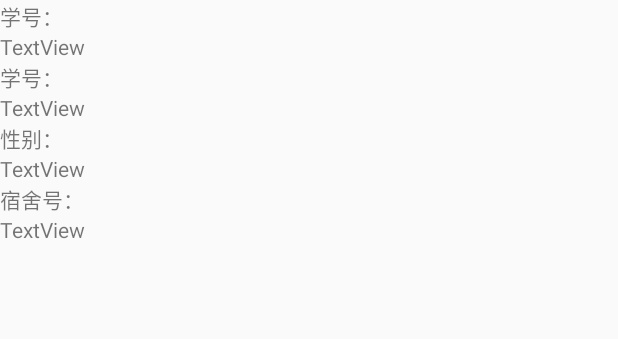
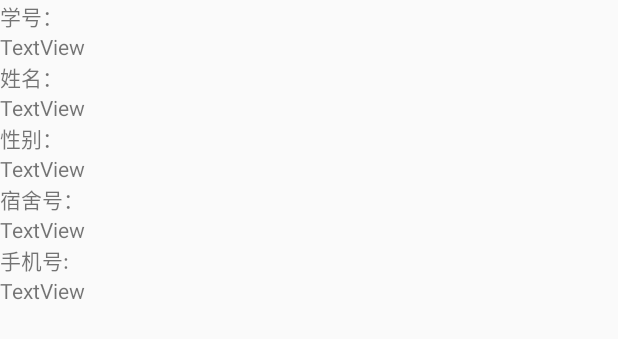
Before and after one commit to LengMingxuan/Android_finalExam, an Android app: the layout activity_detailed_userinfo.xml on its own in the app's theme, with its tools: preview values and no code run, on a phone screen of 412 x 824 dp. Shown: the top 339 px of the screen. Run offline under Robolectric (Android 15) with nearby library versions, the phone set to English and light mode, and no system bars.

Commit message:
在用户详情页显示具体的单个用户详细信息

```diff
--- a/app/src/main/res/layout/activity_detailed_userinfo.xml
+++ b/app/src/main/res/layout/activity_detailed_userinfo.xml
@@ -13,7 +13,7 @@
         android:text="@string/DetailedUserInformation" />
 
     <TextView
-        android:id="@+id/textView2"
+        android:id="@+id/ADU_stuID"
         android:layout_width="match_parent"
         android:layout_height="wrap_content"
         android:text="TextView" />
@@ -21,10 +21,10 @@
     <TextView
         android:layout_width="match_parent"
         android:layout_height="wrap_content"
-        android:text="@string/DetailedUserInformation" />
+        android:text="姓名：" />
 
     <TextView
-        android:id="@+id/textView4"
+        android:id="@+id/ADU_stuName"
         android:layout_width="match_parent"
         android:layout_height="wrap_content"
         android:text="TextView" />
@@ -35,7 +35,7 @@
         android:text="性别：" />
 
     <TextView
-        android:id="@+id/textView6"
+        android:id="@+id/ADU_stuSex"
         android:layout_width="match_parent"
         android:layout_height="wrap_content"
         android:text="TextView" />
@@ -46,7 +46,18 @@
         android:text="宿舍号：" />
 
     <TextView
-        android:id="@+id/textView8"
+        android:id="@+id/ADU_stuDepartmentNum"
+        android:layout_width="match_parent"
+        android:layout_height="wrap_content"
+        android:text="TextView" />
+
+    <TextView
+        android:layout_width="match_parent"
+        android:layout_height="wrap_content"
+        android:text="手机号:" />
+
+    <TextView
+        android:id="@+id/ADU_stuPhone"
         android:layout_width="match_parent"
         android:layout_height="wrap_content"
         android:text="TextView" />
--- a/app/src/main/res/layout/activity_main.xml
+++ b/app/src/main/res/layout/activity_main.xml
@@ -8,6 +8,12 @@
     android:orientation="vertical">
 
 
+    <TextView
+        android:id="@+id/tvDeBug"
+        android:layout_width="match_parent"
+        android:layout_height="wrap_content"
+        android:text="TextView" />
+
     <ListView
         android:id="@+id/lv"
         android:layout_width="match_parent"
```
Also changed, not shown: app/src/main/java/com/lyulmx/finalexam/DetailedUserinfo_Activity.java (+45 -1 lines), app/src/main/java/com/lyulmx/finalexam/GetListViewItemData.java (+12 -0 lines), app/src/main/java/com/lyulmx/finalexam/MainActivity.java (+19 -4 lines).
